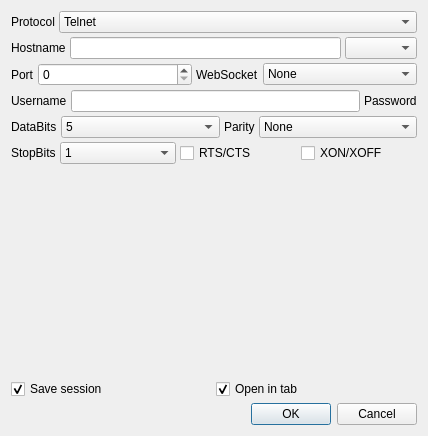
Above: src/quickconnectwindow/quickconnectwindow.ui from QQxiaoming/quardCRT before the change. Below: the same form after it.
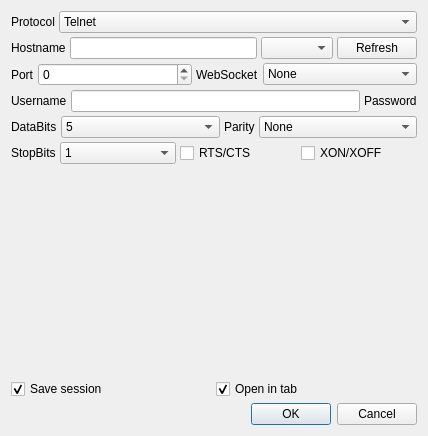
That is the form after the change.

Commit message: Add a refresh serial port button in the serial port selection page

```diff
--- a/src/quickconnectwindow/quickconnectwindow.ui
+++ b/src/quickconnectwindow/quickconnectwindow.ui
@@ -105,6 +105,19 @@
        <item>
         <widget class="QComboBox" name="comboBoxHostname"/>
        </item>
+       <item>
+        <widget class="QPushButton" name="pushButtonRefresh">
+         <property name="sizePolicy">
+          <sizepolicy hsizetype="Fixed" vsizetype="Fixed">
+           <horstretch>0</horstretch>
+           <verstretch>0</verstretch>
+          </sizepolicy>
+         </property>
+         <property name="text">
+          <string>Refresh</string>
+         </property>
+        </widget>
+       </item>
       </layout>
      </item>
      <item>
```
The commit also changes 6 other files.
